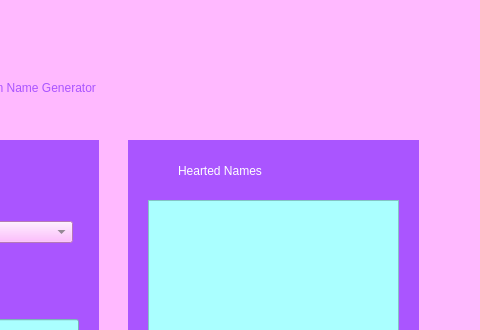
Above: mainwindow.ui from erinlouise11/beep-boop-beep before the change; both pictures show x 282 to 762 and y 0 to 330 of the 762 by 472 pixel window. Below: the same form after it.
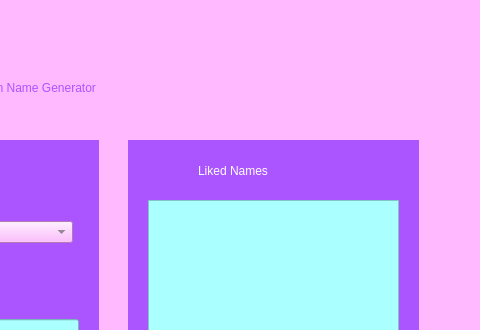
That is the form after the change.

Diff of the .ui file:
```diff
--- a/mainwindow.ui
+++ b/mainwindow.ui
@@ -282,9 +282,9 @@
     <widget class="QLabel" name="lblHeartedNames">
      <property name="geometry">
       <rect>
-       <x>50</x>
+       <x>70</x>
        <y>20</y>
-       <width>181</width>
+       <width>161</width>
        <height>21</height>
       </rect>
      </property>
@@ -293,7 +293,7 @@
 font: 18pt &quot;Arial Rounded MT Bold&quot;;</string>
      </property>
      <property name="text">
-      <string>Hearted Names</string>
+      <string>Liked Names</string>
      </property>
     </widget>
     <widget class="QColumnView" name="cvNameList">
```
Left out of the diff: 6 changed lines with no effect on the pictures.
